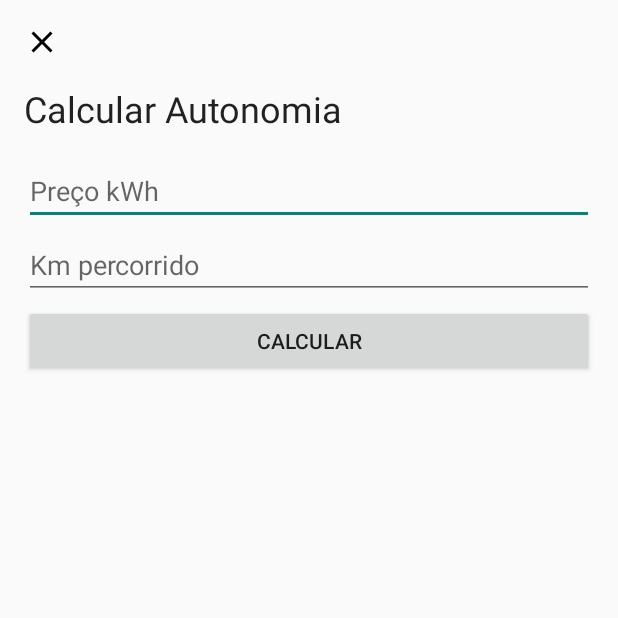
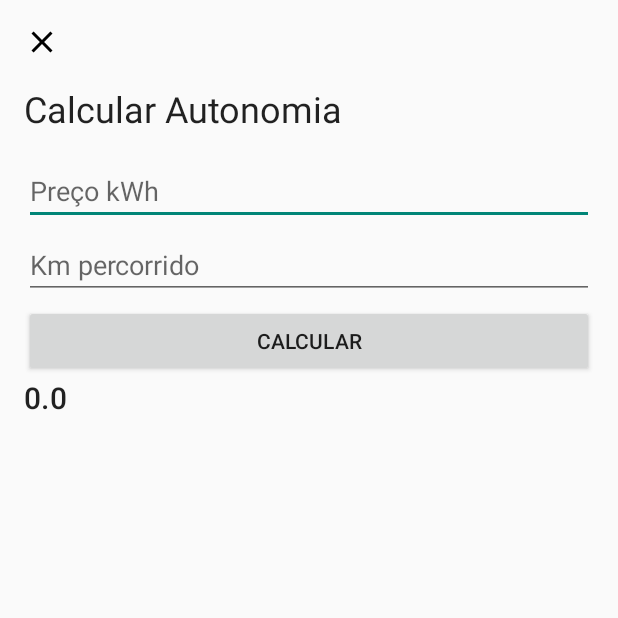
Before and after one commit to tfreitasf/EletricCarApp, an Android app: the CalculateAutonomyActivity screen opened directly, with no data from a screen before it, on a phone screen of 412 x 824 dp, the top half of it. Run offline under Robolectric (Android 15) with nearby library versions, the phone set to English and light mode, and no system bars.

Commit message:
feat: Adicionei a funcionalidade de armazenamento e recuperação de cálculos
- Criei uma nova string em strings.xml para a chave de preferência compartilhada.
- Implementei as funções para salvar e recuperar valores de preferência compartilhada em CalculateAutonomyActivity.
- Atualizei a exibição do resultado no onCreate usando os dados armazenados nas preferências compartilhadas.

```diff
--- a/app/src/main/java/br/com/povengenharia/ui/CalculateAutonomyActivity.kt
+++ b/app/src/main/java/br/com/povengenharia/ui/CalculateAutonomyActivity.kt
@@ -1,17 +1,13 @@
 package br.com.povengenharia.ui
 
-import android.os.AsyncTask
+import android.content.Context
 import android.os.Bundle
-import android.util.Log
 import android.widget.Button
 import android.widget.EditText
 import android.widget.ImageView
 import android.widget.TextView
 import androidx.appcompat.app.AppCompatActivity
-import androidx.loader.content.AsyncTaskLoader
 import br.com.povengenharia.R
-import java.net.HttpURLConnection
-import java.net.URL
 
 class CalculateAutonomyActivity : AppCompatActivity() {
 
@@ -21,12 +17,21 @@ class CalculateAutonomyActivity : AppCompatActivity() {
     lateinit var result: TextView
     lateinit var btnClose : ImageView
 
+
     override fun onCreate(savedInstanceState: Bundle?) {
         super.onCreate(savedInstanceState)
         setContentView(R.layout.activity_calculate_autonomy)
 
         setupView()
         setupListners()
+        setupCacheResult()
+
+
+    }
+
+    private fun setupCacheResult() {
+        val calculatedValue = getSharedPref()
+        result.text = calculatedValue.toString()
     }
 
     fun setupView() {
@@ -57,12 +62,24 @@ class CalculateAutonomyActivity : AppCompatActivity() {
 
         val costKmTraveled = price / travelledDistance
         result.text = costKmTraveled.toString()
+        saveSharedPref(costKmTraveled)
+
+    }
+
+    fun saveSharedPref(result: Float){
+        val sharedPref = getSharedPreferences("db", Context.MODE_PRIVATE) ?: return
+        with(sharedPref.edit()){
+            putFloat(getString(R.string.saved_calc), result)
+            apply()
+        }
+    }
+
+    fun getSharedPref(): Float {
+        val sharedPref = getSharedPreferences("db", Context.MODE_PRIVATE)
+        return sharedPref.getFloat(getString(R.string.saved_calc), 0.0f)
+    }
 
 
 
 
-
-    }
-
-
 }
--- a/app/src/main/res/layout/activity_calculate_autonomy.xml
+++ b/app/src/main/res/layout/activity_calculate_autonomy.xml
@@ -62,7 +62,7 @@
 
     <TextView
         android:id="@+id/tv_result"
-        style="@style/TextAppearance.AppCompat.Body2"
+        style="@style/TextAppearance.MaterialComponents.Headline6"
         android:layout_width="wrap_content"
         android:layout_height="wrap_content"
         app:layout_constraintStart_toStartOf="@id/bt_calculate"
--- a/app/src/main/res/values/strings.xml
+++ b/app/src/main/res/values/strings.xml
@@ -21,6 +21,7 @@
     <string name="tv_model_name">Model S</string>
     <string name="tv_no_connection">Ops, Internet não disponível.</string>
     <string name="response_error">"Algo deu errado, por favor tente novamente mais tarde"</string>
+    <string name="saved_calc">saved_calc</string>
 
     <string-array name="array_cidades">
         <item>Mirassol</item>
```
